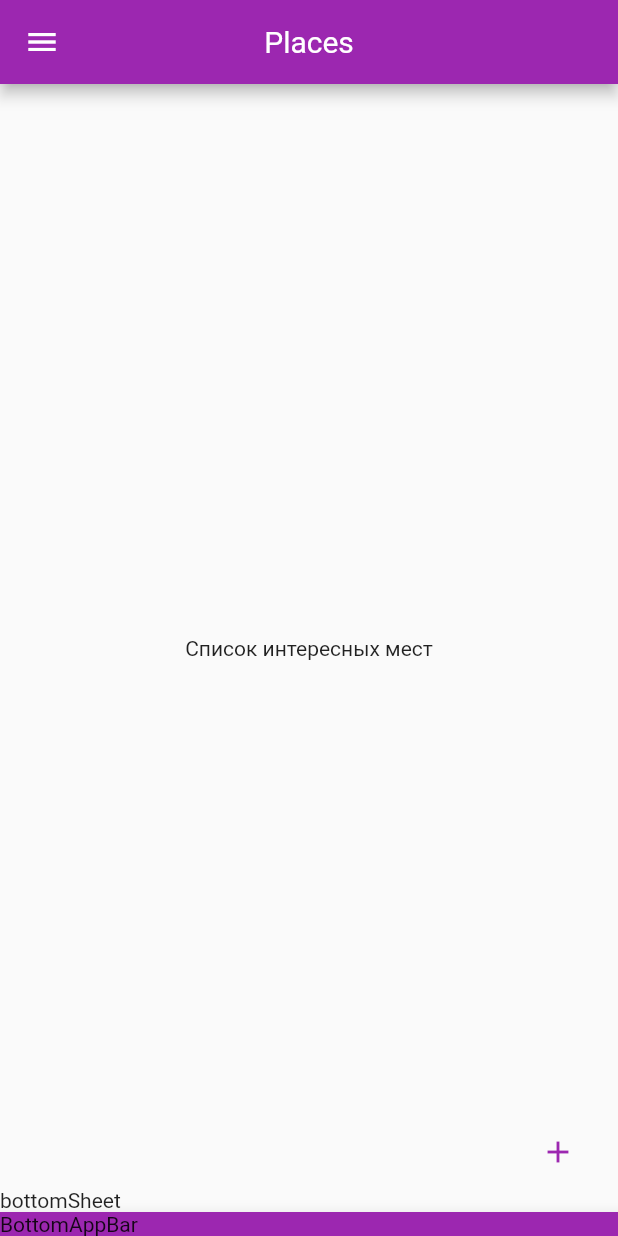
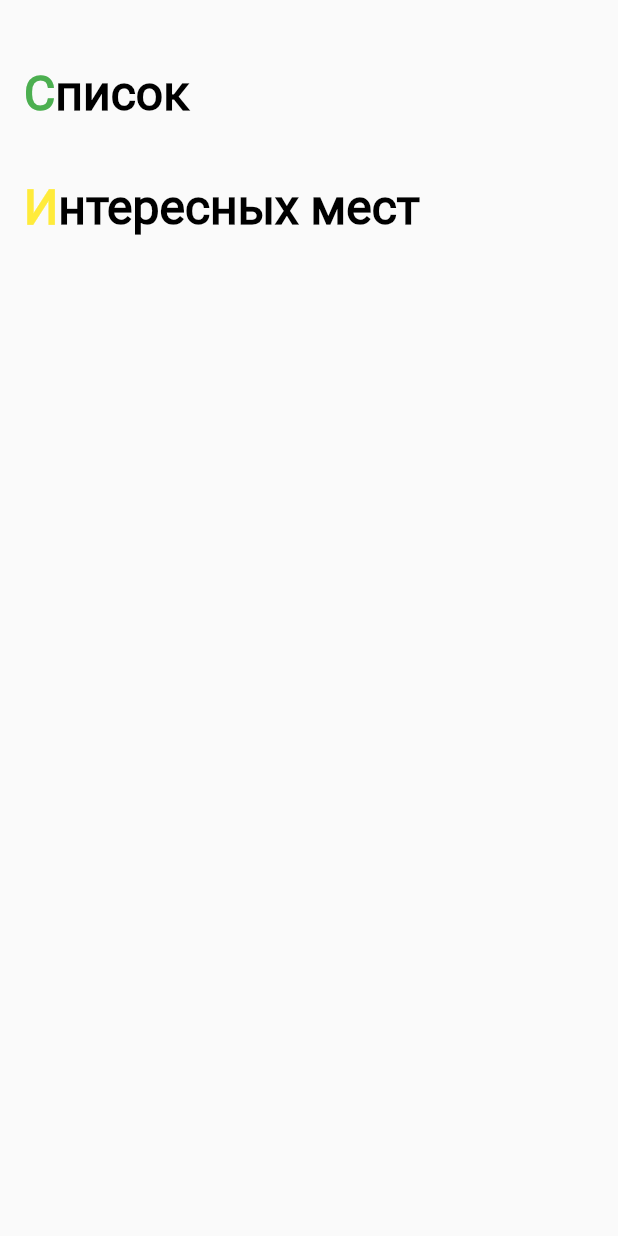
Before and after one commit to alfiya-udc/places, a Flutter app: the screen it shows after launch, on a phone screen of 412 x 824 dp. Run offline on Flutter 3.47's test engine with Material 2 defaults, Android fonts, the phone set to English and light mode, and no system bars.

Commit message:
(4-4) Appbar play

```diff
--- a/lib/ui/screen/sight_list_screen.dart
+++ b/lib/ui/screen/sight_list_screen.dart
@@ -10,25 +10,24 @@ class _SightListScreenState extends State<SightListScreen> {
   Widget build(BuildContext context) {
     return Scaffold(
       appBar: AppBar(
-        centerTitle: true,
-        title: Text('Places'),
-        backgroundColor: Colors.purple,
-      ),
-      body: Center(
-        child: Text('Список интересных мест'),
-      ),
-      bottomNavigationBar: BottomAppBar(
-        color: Colors.purple,
-        child: Text('BottomAppBar'),
-      ),
-      bottomSheet: Text('bottomSheet'),
-      drawer: Center(
-        child: Text('drawer'),
-      ),
-      floatingActionButton: IconButton(
-        icon: Icon(Icons.add),
-        color: Colors.purple,
-        onPressed: () => {},
+        centerTitle: false,
+        titleSpacing: 0,
+        title: Padding(
+          padding: EdgeInsets.fromLTRB(16.0, 64.0, 16.0, 21.0),
+          child: RichText(
+              text: TextSpan(
+              children: <TextSpan>[TextSpan(text: 'С', style: TextStyle(color: Color(0xFF4CAF50),),), TextSpan(text: 'писок'), TextSpan(text: '\n\nИ', style: TextStyle(color: Colors.yellow) ), TextSpan(text: 'нтересных мест', )],
+              style: TextStyle(
+            fontFamily: 'Roboto',
+            fontSize: 32,
+            fontWeight: FontWeight.bold,
+            color: Colors.black,
+              ),
+          ), textAlign: TextAlign.left),
+        ),
+        backgroundColor: Colors.transparent,
+        elevation: 0,
+        toolbarHeight: 157.0,
       ),
     );
   }
```
